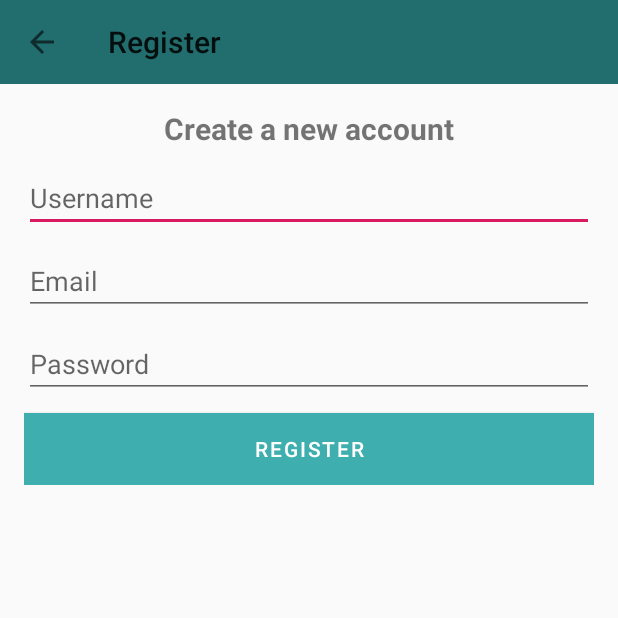
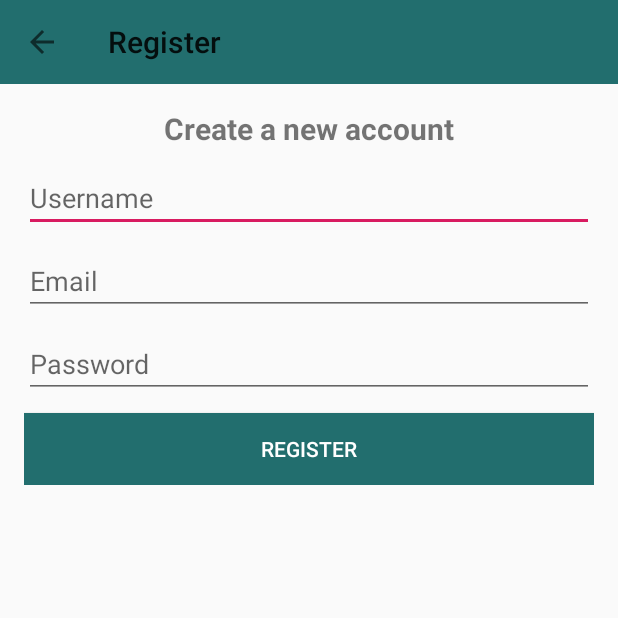
Before and after one commit to Kucha1122/AndroidChat, an Android app: the screen it shows after launch (RegisterActivity), after a tap on "REGISTER", on a phone screen of 412 x 824 dp, the top half of it. Run offline under Robolectric (Android 15) with nearby library versions, the phone set to English and light mode, and no system bars; our stand-ins replace Firebase (no records; nobody signed in at launch, a user with empty details on screens opened directly); libraries missing offline, so code that uses them is left out: com.rengwuxian.materialedittext; plain views replace MaterialEditText; 3 statements that could not run were skipped.

Commit message:
some hotfix

```diff
--- a/app/src/main/java/com/example/androidchat/LoginActivity.java
+++ b/app/src/main/java/com/example/androidchat/LoginActivity.java
@@ -8,6 +8,7 @@ import android.content.Intent;
 import android.os.Bundle;
 import android.text.TextUtils;
 import android.view.View;
+import android.widget.Button;
 import android.widget.Toast;
 
 import com.google.android.gms.tasks.OnCompleteListener;
@@ -20,7 +21,7 @@ import com.rengwuxian.materialedittext.MaterialEditText;
 public class LoginActivity extends AppCompatActivity {
 
     MaterialEditText email,password;
-    MaterialButton btn_login;
+    Button btn_login;
 
     FirebaseAuth auth;
 
--- a/app/src/main/java/com/example/androidchat/RegisterActivity.java
+++ b/app/src/main/java/com/example/androidchat/RegisterActivity.java
@@ -22,6 +22,7 @@ import androidx.appcompat.widget.Toolbar;
 
 import android.text.TextUtils;
 import android.view.View;
+import android.widget.Button;
 import android.widget.Toast;
 
 import java.util.HashMap;
@@ -32,7 +33,7 @@ public class RegisterActivity extends AppCompatActivity {
     DatabaseReference reference;
 
     MaterialEditText username,email,password;
-    MaterialButton btn_register;
+    Button btn_register;
 
     @Override
     protected void onCreate(Bundle savedInstanceState) {
--- a/app/src/main/java/com/example/androidchat/StartActivity.java
+++ b/app/src/main/java/com/example/androidchat/StartActivity.java
@@ -5,6 +5,7 @@ import androidx.appcompat.app.AppCompatActivity;
 import android.content.Intent;
 import android.os.Bundle;
 import android.view.View;
+import android.widget.Button;
 
 import com.google.android.material.button.MaterialButton;
 import com.google.firebase.auth.FirebaseAuth;
@@ -12,21 +13,7 @@ import com.google.firebase.auth.FirebaseUser;
 
 public class StartActivity extends AppCompatActivity {
 
-    MaterialButton login,register;
-    FirebaseUser firebaseUser;
-
-    @Override
-    protected void onStart() {
-        super.onStart();
-        firebaseUser = FirebaseAuth.getInstance().getCurrentUser();
-
-        //sprawdzenie czy user jest pusty
-        if(firebaseUser != null) {
-            Intent intent = new Intent(StartActivity.this,MainActivity.class);
-            startActivity(intent);
-            finish();
-        }
-    }
+    Button login,register;
 
     @Override
     protected void onCreate(Bundle savedInstanceState) {
--- a/app/src/main/res/layout/activity_login.xml
+++ b/app/src/main/res/layout/activity_login.xml
@@ -50,7 +50,7 @@
             android:hint="Password"/>
 
         //Button login
-        <com.google.android.material.button.MaterialButton
+        <Button
             android:layout_width="match_parent"
             android:layout_height="wrap_content"
             android:text="Login"
--- a/app/src/main/res/layout/activity_register.xml
+++ b/app/src/main/res/layout/activity_register.xml
@@ -7,7 +7,7 @@
     tools:context=".RegisterActivity">
 
 
-    //bar_layour
+    //bar_layout
     <include
         android:id="@+id/toolbar"
         layout="@layout/bar_layout" />
@@ -58,7 +58,7 @@
             android:hint="Password"/>
 
         //Button register
-        <com.google.android.material.button.MaterialButton
+        <Button
             android:layout_width="match_parent"
             android:layout_height="wrap_content"
             android:text="Register"
--- a/app/src/main/res/layout/activity_start.xml
+++ b/app/src/main/res/layout/activity_start.xml
@@ -18,7 +18,7 @@
         android:textSize="25sp"
         android:textStyle="bold"/>
 
-    <com.google.android.material.button.MaterialButton
+    <Button
         android:layout_width="match_parent"
         android:layout_height="wrap_content"
         android:layout_marginTop="100dp"
@@ -27,7 +27,7 @@
         android:layout_margin="25dp"
         android:textColor="#fff"
         android:text="login"/>
-    <com.google.android.material.button.MaterialButton
+    <Button
         android:layout_width="match_parent"
         android:layout_height="wrap_content"
         android:background="@color/colorPrimaryDark"
```
